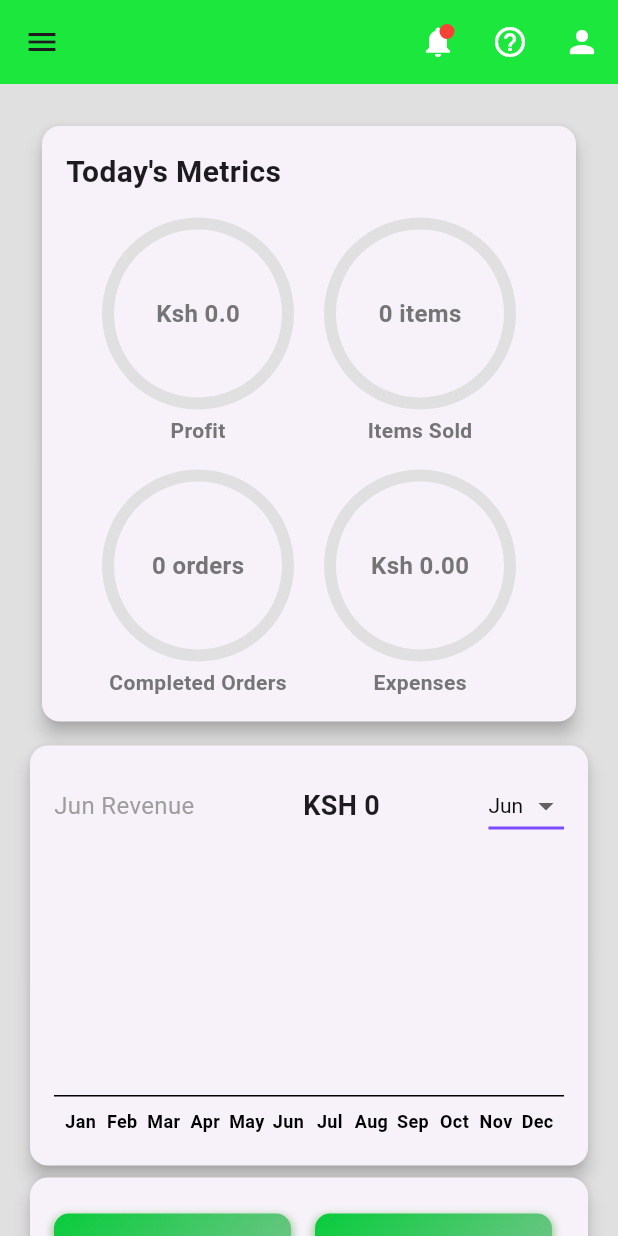
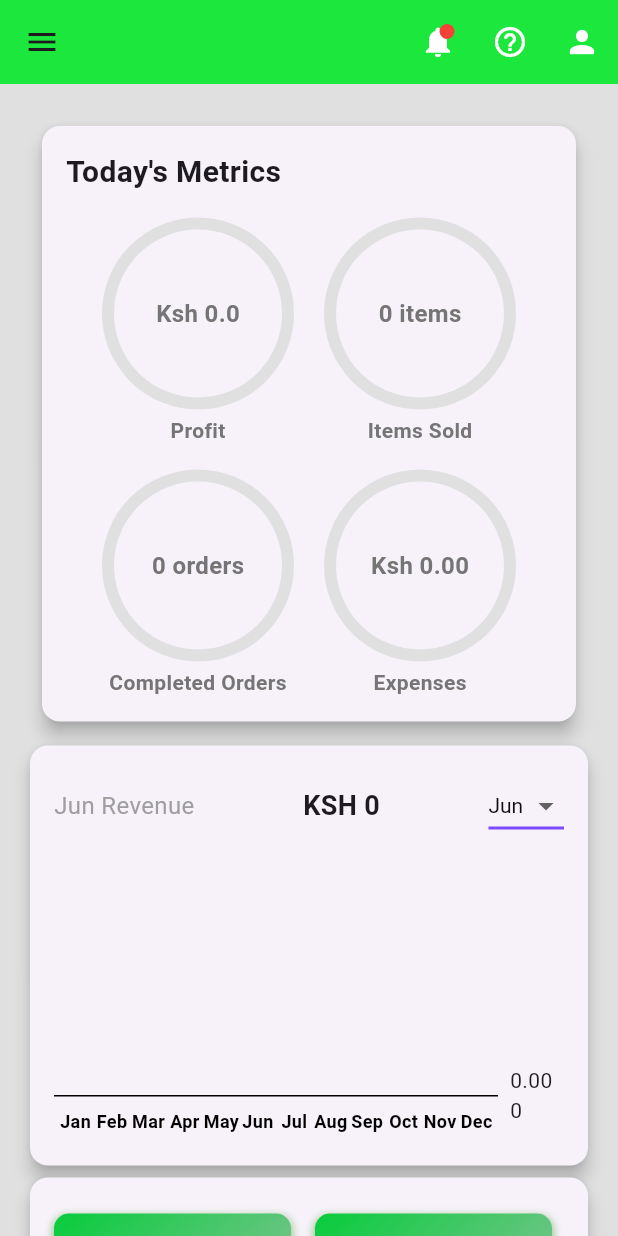
Before and after one commit to BrianKawinzi/medfast_go, a Flutter app: the HomeScreen screen opened by its route, on a phone screen of 412 x 824 dp. Run offline on Flutter 3.47's test engine with Material 3 defaults, Android fonts, the phone set to English and light mode, and no system bars; drawn by our look-alikes of fl_chart; our stand-ins replace audioplayers, csv, file_picker, fluttertoast, geolocator, image_picker and 4 more; missing offline and left inert: barcode_scan2, excel, flutter_file_dialog, mpesa_flutter_plugin, qr_code_scanner; accounts and stored records are empty.

Commit message:
BarGraph Refinement

```diff
--- a/lib/pages/home_screen.dart
+++ b/lib/pages/home_screen.dart
@@ -885,6 +885,7 @@ class _HomeScreenState extends State<HomeScreen> {
 
 
 
+
 class IndividualBar extends StatelessWidget {
   final int selectedMonthIndex;
   final List<double> monthlyAmounts;
@@ -926,10 +927,7 @@ class IndividualBar extends StatelessWidget {
           leftTitles: AxisTitles(
             sideTitles: SideTitles(showTitles: false),
           ),
-          rightTitles: AxisTitles(
-            sideTitles: SideTitles(showTitles: false),
-          ),
-          topTitles: AxisTitles(
+           topTitles: AxisTitles(
             sideTitles: SideTitles(showTitles: false),
           ),
           bottomTitles: AxisTitles(
```
